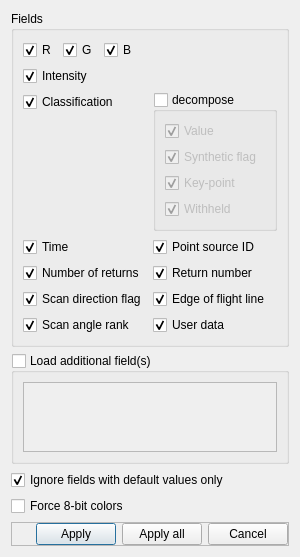
This is libs/qCC_io/ui_templates/openLASFileDlg.ui in CloudCompare/CloudCompare as Qt 5 draws it before an edit. The edited form follows.
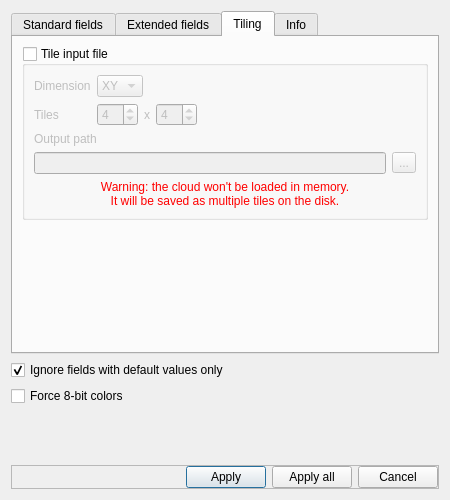
This is the edited form. The open tabs and pages were chosen to show the change.

Commit message: New LAS/LAZ file tiling mechanism (integrated in the LAS/LAZ file loading dialog)

```diff
--- a/libs/qCC_io/ui_templates/openLASFileDlg.ui
+++ b/libs/qCC_io/ui_templates/openLASFileDlg.ui
@@ -6,8 +6,8 @@
    <rect>
     <x>0</x>
     <y>0</y>
-    <width>300</width>
-    <height>550</height>
+    <width>450</width>
+    <height>500</height>
    </rect>
   </property>
   <property name="windowTitle">
@@ -15,11 +15,15 @@
   </property>
   <layout class="QVBoxLayout" name="verticalLayout_4">
    <item>
-    <widget class="QGroupBox" name="groupBox">
-     <property name="title">
-      <string>Fields</string>
+    <widget class="QTabWidget" name="tabWidget">
+     <property name="currentIndex">
+      <number>0</number>
      </property>
-     <layout class="QVBoxLayout" name="verticalLayout_3">
+     <widget class="QWidget" name="stdTab">
+      <attribute name="title">
+       <string>Standard fields</string>
+      </attribute>
+      <layout class="QVBoxLayout" name="verticalLayout_5">
       <item>
        <widget class="QFrame" name="rgbFrame">
         <layout class="QHBoxLayout">
@@ -72,16 +76,6 @@
         </layout>
        </widget>
       </item>
-      <item>
-       <widget class="QCheckBox" name="intensityCheckBox">
-        <property name="text">
-         <string>Intensity</string>
-        </property>
-        <property name="checked">
-         <bool>true</bool>
-        </property>
-       </widget>
-      </item>
       <item>
        <layout class="QFormLayout" name="formLayout">
         <item row="1" column="0">
@@ -231,9 +225,23 @@
         </item>
        </layout>
       </item>
-     </layout>
-    </widget>
-   </item>
+       <item>
+        <widget class="QCheckBox" name="intensityCheckBox">
+         <property name="text">
+          <string>Intensity</string>
+         </property>
+         <property name="checked">
+          <bool>true</bool>
+         </property>
+        </widget>
+       </item>
+      </layout>
+     </widget>
+     <widget class="QWidget" name="extTab">
+      <attribute name="title">
+       <string>Extended fields</string>
+      </attribute>
+      <layout class="QVBoxLayout" name="verticalLayout_6">
    <item>
     <widget class="QGroupBox" name="extraFieldGroupBox">
      <property name="title">
@@ -256,6 +264,226 @@
      </layout>
     </widget>
    </item>
+      </layout>
+     </widget>
+     <widget class="QWidget" name="tilingTab">
+      <attribute name="title">
+       <string>Tiling</string>
+      </attribute>
+      <layout class="QVBoxLayout" name="verticalLayout_7">
+       <item>
+        <widget class="QGroupBox" name="tileGroupBox">
+         <property name="title">
+          <string>Tile input file</string>
+         </property>
+         <property name="checkable">
+          <bool>true</bool>
+         </property>
+         <property name="checked">
+          <bool>false</bool>
+         </property>
+         <layout class="QVBoxLayout" name="verticalLayout_3">
+          <item>
+           <layout class="QFormLayout" name="formLayout_3">
+            <item row="0" column="0">
+             <widget class="QLabel" name="label_4">
+              <property name="text">
+               <string>Dimension</string>
+              </property>
+             </widget>
+            </item>
+            <item row="0" column="1">
+             <widget class="QComboBox" name="tileDimComboBox">
+              <property name="sizePolicy">
+               <sizepolicy hsizetype="Maximum" vsizetype="Fixed">
+                <horstretch>0</horstretch>
+                <verstretch>0</verstretch>
+               </sizepolicy>
+              </property>
+              <item>
+               <property name="text">
+                <string>XY</string>
+               </property>
+              </item>
+              <item>
+               <property name="text">
+                <string>XZ</string>
+               </property>
+              </item>
+              <item>
+               <property name="text">
+                <string>YZ</string>
+               </property>
+              </item>
+             </widget>
+            </item>
+            <item row="1" column="0">
+             <widget class="QLabel" name="label_5">
+              <property name="text">
+               <string>Tiles</string>
+              </property>
+             </widget>
+            </item>
+            <item row="1" column="1">
+             <layout class="QHBoxLayout" name="horizontalLayout_2">
+              <item>
+               <widget class="QSpinBox" name="wTileSpinBox">
+                <property name="sizePolicy">
+                 <sizepolicy hsizetype="Maximum" vsizetype="Fixed">
+                  <horstretch>0</horstretch>
+                  <verstretch>0</verstretch>
+                 </sizepolicy>
+                </property>
+                <property name="minimum">
+                 <number>1</number>
+                </property>
+                <property name="maximum">
+                 <number>16</number>
+                </property>
+                <property name="value">
+                 <number>4</number>
+                </property>
+               </widget>
+              </item>
+              <item>
+               <widget class="QLabel" name="label_6">
+                <property name="sizePolicy">
+                 <sizepolicy hsizetype="Maximum" vsizetype="Preferred">
+                  <horstretch>0</horstretch>
+                  <verstretch>0</verstretch>
+                 </sizepolicy>
+                </property>
+                <property name="text">
+                 <string>x</string>
+                </property>
+               </widget>
+              </item>
+              <item>
+               <widget class="QSpinBox" name="hTileSpinBox">
+                <property name="sizePolicy">
+                 <sizepolicy hsizetype="Maximum" vsizetype="Fixed">
+                  <horstretch>0</horstretch>
+                  <verstretch>0</verstretch>
+                 </sizepolicy>
+                </property>
+                <property name="minimum">
+                 <number>1</number>
+                </property>
+                <property name="maximum">
+                 <number>16</number>
+                </property>
+                <property name="value">
+                 <number>4</number>
+                </property>
+               </widget>
+              </item>
+              <item>
+               <spacer name="horizontalSpacer_2">
+                <property name="orientation">
+                 <enum>Qt::Horizontal</enum>
+                </property>
+                <property name="sizeHint" stdset="0">
+                 <size>
+                  <width>40</width>
+                  <height>20</height>
+                 </size>
+                </property>
+               </spacer>
+              </item>
+             </layout>
+            </item>
+           </layout>
+          </item>
+          <item>
+           <widget class="QLabel" name="label">
+            <property name="text">
+             <string>Output path</string>
+            </property>
+           </widget>
+          </item>
+          <item>
+           <layout class="QHBoxLayout" name="horizontalLayout">
+            <item>
+             <widget class="QLineEdit" name="outputPathLineEdit"/>
+            </item>
+            <item>
+             <widget class="QToolButton" name="browseToolButton">
+              <property name="text">
+               <string>...</string>
+              </property>
+             </widget>
+            </item>
+           </layout>
+          </item>
+          <item>
+           <widget class="QLabel" name="label_7">
+            <property name="styleSheet">
+             <string notr="true">color: red;</string>
+            </property>
+            <property name="text">
+             <string>Warning: the cloud won't be loaded in memory.
+It will be saved as multiple tiles on the disk.</string>
+            </property>
+            <property name="alignment">
+             <set>Qt::AlignCenter</set>
+            </property>
+           </widget>
+          </item>
+         </layout>
+        </widget>
+       </item>
+       <item>
+        <spacer name="verticalSpacer">
+         <property name="orientation">
+          <enum>Qt::Vertical</enum>
+         </property>
+         <property name="sizeHint" stdset="0">
+          <size>
+           <width>20</width>
+           <height>40</height>
+          </size>
+         </property>
+        </spacer>
+       </item>
+      </layout>
+     </widget>
+     <widget class="QWidget" name="infoTab">
+      <attribute name="title">
+       <string>Info</string>
+      </attribute>
+      <layout class="QFormLayout" name="formLayout_2">
+       <item row="0" column="0">
+        <widget class="QLabel" name="label_2">
+         <property name="text">
+          <string>Points</string>
+         </property>
+        </widget>
+       </item>
+       <item row="0" column="1">
+        <widget class="QLineEdit" name="pointCountLineEdit">
+         <property name="readOnly">
+          <bool>true</bool>
+         </property>
+        </widget>
+       </item>
+       <item row="1" column="0">
+        <widget class="QLabel" name="label_3">
+         <property name="text">
+          <string>Bounding-box</string>
+         </property>
+        </widget>
+       </item>
+       <item row="1" column="1">
+        <widget class="QTextEdit" name="bbTextEdit">
+         <property name="readOnly">
+          <bool>true</bool>
+         </property>
+        </widget>
+       </item>
+      </layout>
+     </widget>
+    </widget>
+   </item>
    <item>
     <widget class="QCheckBox" name="ignoreDefaultFieldsCheckBox">
      <property name="text">
```
Left out of the diff: 22 changed lines with no effect on the pictures. Lines whose indentation alone changed are shown as unchanged. The commit also changes 13 other files.
